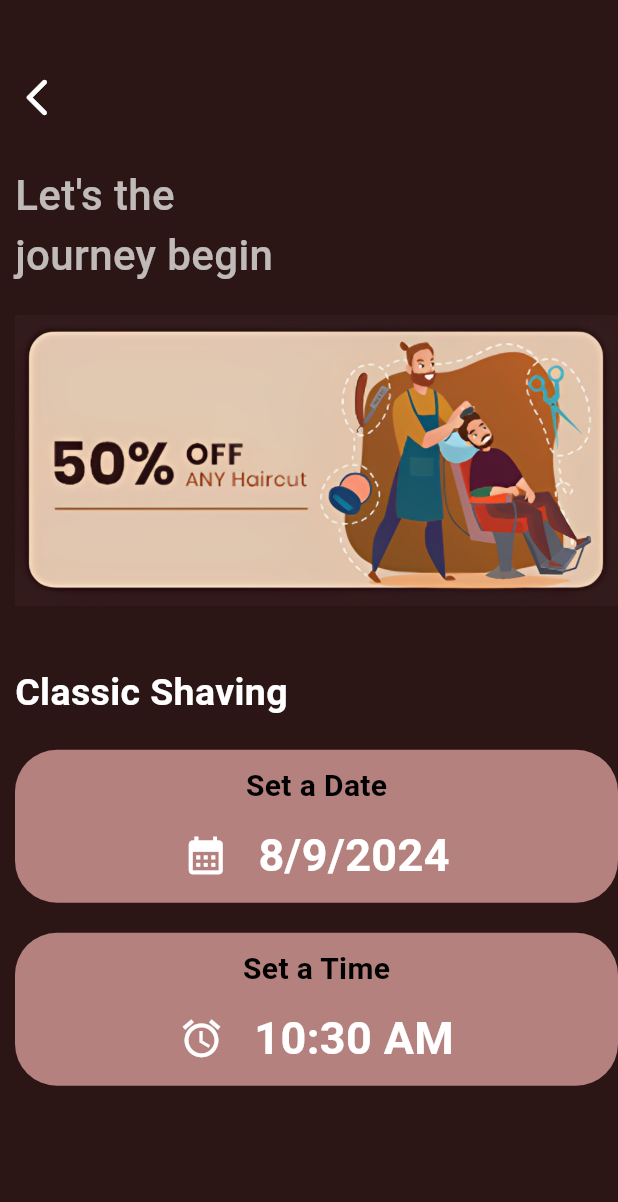
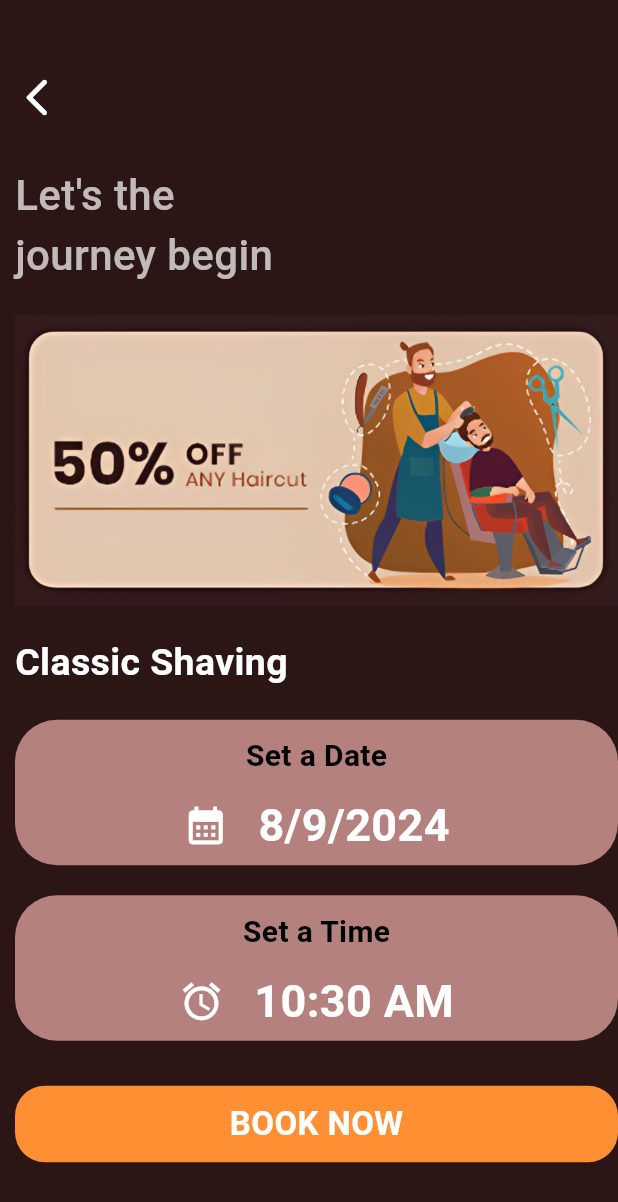
Before and after one commit to kishanyash/barberapp, a Flutter app: the Booking screen opened directly, on a phone screen of 412 x 824 dp. Shown: the top 1202 px of the screen. Run offline on Flutter 3.47's test engine with Material 3 defaults, Android fonts, the phone set to English and light mode, and no system bars.

```diff
--- a/lib/main.dart
+++ b/lib/main.dart
@@ -35,7 +35,7 @@ class MyApp extends StatelessWidget {
         colorScheme: ColorScheme.fromSeed(seedColor: Colors.deepPurple),
         useMaterial3: true,
       ),
-      home: Home()
+      home: Onboarding()
 
     );
   }
--- a/lib/pages/booking.dart
+++ b/lib/pages/booking.dart
@@ -1,3 +1,4 @@
+import 'package:barberapp/pages/home.dart';
 import 'package:flutter/material.dart';
 
 class Booking extends StatefulWidget {
@@ -77,7 +78,7 @@ class _BookingState extends State<Booking> {
                 fit: BoxFit.cover,
               ),
             ),
-            SizedBox(height: 40.0), // Add some space before the service text
+            SizedBox(height: 20.0), // Add some space before the service text
             Text(
               widget.service,
               style: TextStyle(
@@ -88,7 +89,7 @@ class _BookingState extends State<Booking> {
             ),
             SizedBox(height: 20.0),
             Container(
-              padding: EdgeInsets.only(top: 10.0, bottom: 10.0),
+              padding: EdgeInsets.only(top: 10.0, bottom: 5.0),
               decoration: BoxDecoration(
                 color: Color(0xFFb4817e),
                 borderRadius: BorderRadius.circular(28.0),
@@ -134,7 +135,7 @@ class _BookingState extends State<Booking> {
             ),
             SizedBox(height: 20.0),
             Container(
-              padding: EdgeInsets.only(top: 10.0, bottom: 10.0),
+              padding: EdgeInsets.only(top: 10.0, bottom: 5.0),
               decoration: BoxDecoration(
                 color: Color(0xFFb4817e),
                 borderRadius: BorderRadius.circular(28.0),
@@ -178,6 +179,34 @@ class _BookingState extends State<Booking> {
                 ],
               ),
             ),
+            SizedBox(height: 30.0,),
+            GestureDetector(
+              onTap: () {
+
+                Navigator.push(
+                  context,
+                  MaterialPageRoute(builder: (context) => Home()),
+                );
+              },
+              child: Container(
+                width: MediaQuery.of(context).size.width,
+                padding: EdgeInsets.symmetric(horizontal: 10.0, vertical: 10.0),
+                decoration: BoxDecoration(
+                  color: Color(0xFFfe8f33),
+                  borderRadius: BorderRadius.circular(20),
+                ),
+                child: Center(
+                  child: Text(
+                    "BOOK NOW",
+                    style: TextStyle(
+                      color: Colors.white,
+                      fontSize: 22.0,
+                      fontWeight: FontWeight.bold,
+                    ),
+                  ),
+                ),
+              ),
+            ),
           ],
         ),
       ),
```
Also changed, not shown: lib/pages/login.dart (added, +17 -0 lines), lib/pages/onboarding.dart (+19 -9 lines).
